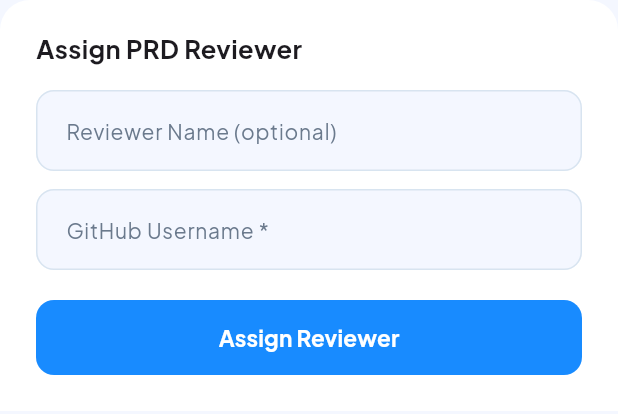
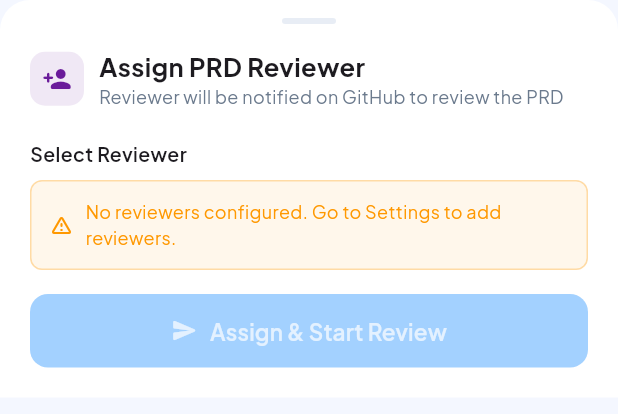
Before and after one commit to sohankhandaker/story-automation-mobile, a Flutter app: the _PrdAssignReviewerSheetInline widget shown alone on an empty page, opened directly with empty values, on a phone screen of 412 x 824 dp. Shown: the top 414 px of the screen. Run offline on Flutter 3.47's test engine with Material 3 defaults, Android fonts, the phone set to English and light mode, and no system bars; our stand-ins replace dio, file_picker, flutter_markdown, flutter_riverpod, flutter_secure_storage, flutter_svg and 5 more; accounts and stored records are empty.

Commit message:
fix: PRD assign reviewer sheet shows settings reviewers like BRD
Replaced the plain text input fields with the same radio-list-from-settings
pattern used by the BRD reviewer sheet:
- Reads authProvider.user.reviewerList to show pre-configured reviewers
- Radio tile per reviewer showing name + @githubUsername
- Orange warning if no reviewers configured in Settings
- Same purple button style and 'Assign & Start Review' label as BRD

Co-Authored-By: Claude Sonnet 4.6 <noreply@anthropic.com>

```diff
--- a/lib/screens/notes_screen.dart
+++ b/lib/screens/notes_screen.dart
@@ -2523,62 +2523,143 @@ class _PrdAssignReviewerSheetInline extends ConsumerStatefulWidget {
 
 class _PrdAssignReviewerSheetInlineState
     extends ConsumerState<_PrdAssignReviewerSheetInline> {
-  final _userCtrl = TextEditingController();
-  final _nameCtrl = TextEditingController();
-  bool _loading = false;
-
-  @override
-  void dispose() {
-    _userCtrl.dispose();
-    _nameCtrl.dispose();
-    super.dispose();
-  }
-
-  Future<void> _assign() async {
-    if (_userCtrl.text.trim().isEmpty) return;
-    setState(() => _loading = true);
-    final updated = await ref
-        .read(prdProvider(widget.noteId).notifier)
-        .assignReviewer(widget.noteId, _userCtrl.text.trim(), _nameCtrl.text.trim().isEmpty ? null : _nameCtrl.text.trim());
-    if (updated != null && mounted) {
-      Navigator.pop(context);
-      widget.onAssigned(updated);
-    } else if (mounted) {
-      setState(() => _loading = false);
-    }
-  }
+  ReviewerItem? _selected;
+  bool _submitting = false;
+  String? _error;
 
   @override
   Widget build(BuildContext context) {
+    final cs = Theme.of(context).colorScheme;
+    final bottom = MediaQuery.of(context).viewInsets.bottom;
+    final reviewers = ref.read(authProvider).user?.reviewerList ?? [];
+
     return Container(
-      decoration: const BoxDecoration(
-        color: Colors.white,
-        borderRadius: BorderRadius.vertical(top: Radius.circular(20)),
-      ),
-      padding: EdgeInsets.fromLTRB(24, 20, 24, MediaQuery.viewInsetsOf(context).bottom + 24),
+      padding: EdgeInsets.fromLTRB(20, 12, 20, 20 + bottom),
+      decoration: BoxDecoration(
+        color: cs.surface,
+        borderRadius: const BorderRadius.vertical(top: Radius.circular(20)),
+      ),
       child: Column(
         mainAxisSize: MainAxisSize.min,
         crossAxisAlignment: CrossAxisAlignment.stretch,
         children: [
-          const Text('Assign PRD Reviewer', style: TextStyle(fontSize: 17, fontWeight: FontWeight.w700)),
+          Center(
+            child: Container(
+              width: 36, height: 4,
+              decoration: BoxDecoration(
+                  color: cs.outlineVariant,
+                  borderRadius: BorderRadius.circular(2)),
+            ),
+          ),
           const Gap(16),
-          TextField(
-            controller: _nameCtrl,
-            decoration: const InputDecoration(labelText: 'Reviewer Name (optional)'),
-          ),
-          const Gap(12),
-          TextField(
-            controller: _userCtrl,
-            decoration: const InputDecoration(labelText: 'GitHub Username *', hintText: 'e.g. johndoe'),
-          ),
+          Row(children: [
+            Container(
+              padding: const EdgeInsets.all(8),
+              decoration: BoxDecoration(
+                  color: const Color(0xFF6A1B9A).withValues(alpha: 0.1),
+                  borderRadius: BorderRadius.circular(10)),
+              child: const Icon(Icons.person_add_rounded,
+                  color: Color(0xFF6A1B9A), size: 20),
+            ),
+            const Gap(10),
+            const Expanded(
+              child: Column(
+                crossAxisAlignment: CrossAxisAlignment.start,
+                children: [
+                  Text('Assign PRD Reviewer',
+                      style: TextStyle(fontWeight: FontWeight.bold, fontSize: 17)),
+                  Text('Reviewer will be notified on GitHub to review the PRD',
+                      style: TextStyle(fontSize: 12, color: Color(0xFF6B7A8D))),
+                ],
+              ),
+            ),
+          ]),
           const Gap(20),
+          const Text('Select Reviewer',
+              style: TextStyle(fontWeight: FontWeight.w600, fontSize: 13)),
+          const Gap(8),
+          if (reviewers.isEmpty)
+            Container(
+              padding: const EdgeInsets.all(12),
+              decoration: BoxDecoration(
+                color: Colors.orange.withValues(alpha: 0.08),
+                borderRadius: BorderRadius.circular(8),
+                border: Border.all(color: Colors.orange.withValues(alpha: 0.3)),
+              ),
+              child: const Row(children: [
+                Icon(Icons.warning_amber_rounded, size: 16, color: Colors.orange),
+                Gap(8),
+                Expanded(
+                  child: Text(
+                    'No reviewers configured. Go to Settings to add reviewers.',
+                    style: TextStyle(fontSize: 12, color: Colors.orange),
+                  ),
+                ),
+              ]),
+            )
+          else
+            RadioGroup<ReviewerItem>(
+              groupValue: _selected,
+              onChanged: (v) => setState(() => _selected = v),
+              child: Column(
+                children: reviewers
+                    .map((r) => RadioListTile<ReviewerItem>(
+                          value: r,
+                          title: Text(r.name,
+                              style: const TextStyle(
+                                  fontSize: 14, fontWeight: FontWeight.w500)),
+                          subtitle: Text('@${r.githubUsername}',
+                              style: const TextStyle(
+                                  fontSize: 12, color: Color(0xFF6B7A8D))),
+                          contentPadding: EdgeInsets.zero,
+                          activeColor: const Color(0xFF6A1B9A),
+                        ))
+                    .toList(),
+              ),
+            ),
+          if (_error != null) ...[
+            const Gap(8),
+            Text(_error!,
+                style: const TextStyle(fontSize: 12, color: Color(0xFFE53935))),
+          ],
+          const Gap(16),
           SizedBox(
-            height: 50,
-            child: FilledButton(
-              onPressed: _loading ? null : _assign,
-              child: _loading
-                  ? const SizedBox(width: 20, height: 20, child: CircularProgressIndicator(strokeWidth: 2, color: Colors.white))
-                  : const Text('Assign Reviewer', style: TextStyle(fontWeight: FontWeight.w700)),
+            width: double.infinity,
+            child: FilledButton.icon(
+              style: FilledButton.styleFrom(
+                  backgroundColor: const Color(0xFF6A1B9A)),
+              onPressed: _submitting || _selected == null
+                  ? null
+                  : () async {
+                      setState(() { _submitting = true; _error = null; });
+                      final navigator = Navigator.of(context);
+                      final updated = await ref
+                          .read(prdProvider(widget.noteId).notifier)
+                          .assignReviewer(
+                            widget.noteId,
+                            _selected!.githubUsername,
+                            _selected!.name,
+                          );
+                      if (!mounted) return;
+                      if (updated != null) {
+                        navigator.pop();
+                        widget.onAssigned(updated);
+                      } else {
+                        setState(() {
+                          _submitting = false;
+                          _error = 'Failed to assign reviewer. Try again.';
+                        });
+                      }
+                    },
+              icon: _submitting
+                  ? const SizedBox(
+                      width: 18, height: 18,
+                      child: CircularProgressIndicator(
+                          color: Colors.white, strokeWidth: 2))
+                  : const Icon(Icons.send_rounded, size: 18),
+              label: Text(_submitting
+                  ? 'Assigning reviewer…'
+                  : 'Assign & Start Review'),
             ),
           ),
         ],
```
